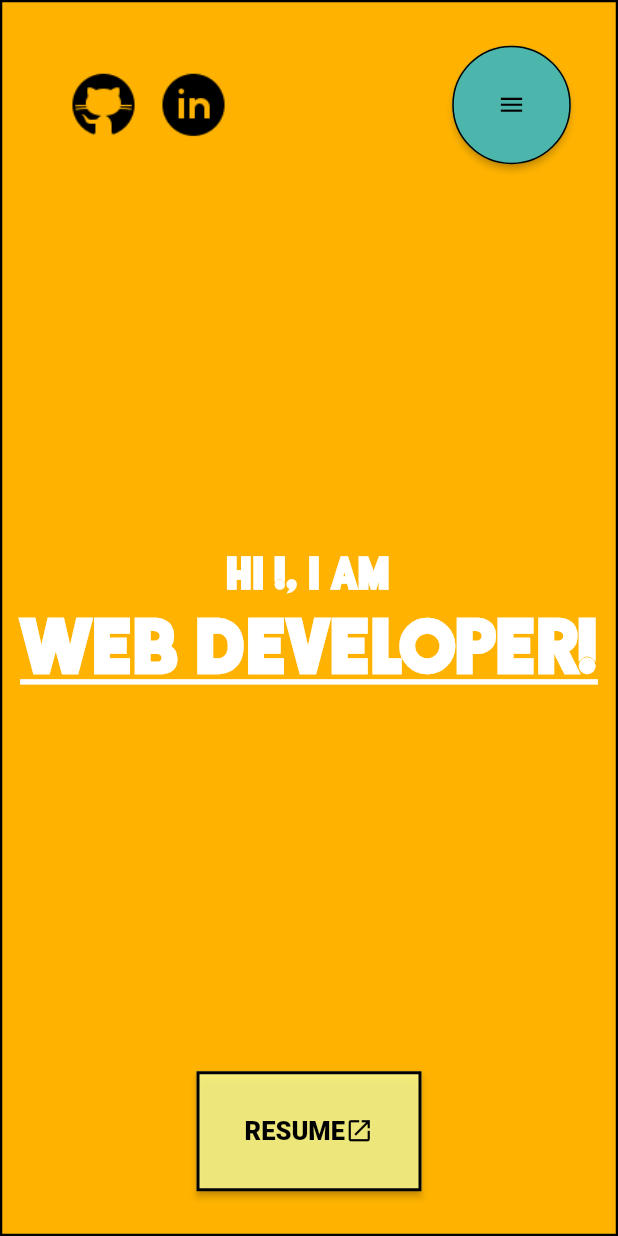
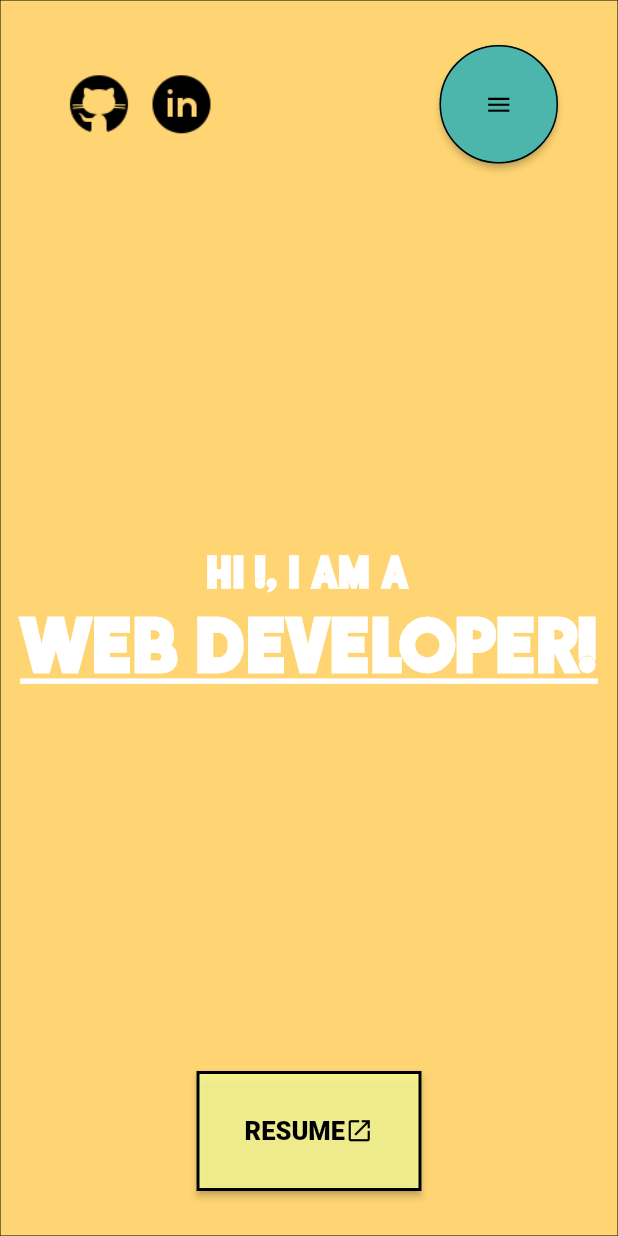
Before and after one commit to DXTkastb/portfolio, a Flutter app: the screen it shows after launch, on a phone screen of 412 x 824 dp. Run offline on Flutter 3.47's test engine with Material 2 defaults, Android fonts, the phone set to English and light mode, and no system bars; missing offline and left inert: universal_html.

Commit message:
updated homeScreen page

```diff
--- a/lib/homescreen/ColumnChildren.dart
+++ b/lib/homescreen/ColumnChildren.dart
@@ -5,88 +5,64 @@ import 'package:portfolio/buttons/resumebutton.dart';
 import 'package:portfolio/homescreen/TabLinks.dart';
 
 class ColumnChildren extends StatelessWidget {
-  double width;
-  final bool ismob;
+  BoxConstraints constraints;
+  final bool ismobile;
 
-  void Function()? nothing(){
+  void Function()? nothing() {}
 
-  }
-  ColumnChildren(this.width,this.ismob);
+  ColumnChildren(this.constraints, this.ismobile);
 
   @override
   Widget build(BuildContext context) {
     // TODO: implement build
     return Column(
+      mainAxisAlignment: MainAxisAlignment.spaceBetween,
       children: [
-        Flexible(
-          fit: FlexFit.tight,
-          flex: 1,
-          child: Container(
-
-            alignment: Alignment.centerRight,
-            height: double.infinity,
-            width: double.infinity,
-            child:  TabLinks(ismob),
+        Container(
+          alignment: Alignment.center,
+          padding:
+              const EdgeInsets.only(top: 30, bottom: 0, left: 40, right: 40),
+          child: TabLinks(ismobile),
         ),
-        ),
-        Flexible(
-          fit: FlexFit.tight,
-          flex: 4,
-          child: Container(
+        Container(
+            height: 300,
             alignment: Alignment.center,
             child: RichText(
-
               text: TextSpan(
                 children: [
                   TextSpan(
-
-                    text: 'Hi !, I am ',
+                    text: 'Hi !, I am a ',
                     style: TextStyle(
-
                       decoration: TextDecoration.none,
                       fontWeight: FontWeight.bold,
-                        fontSize: (ismob)?30:(width * 0.038),
-                        color:Colors.white,
+                      fontSize:
+                          (ismobile) ? 30 : (constraints.maxWidth * 0.038),
+                      color: Colors.white,
                       // const Color.fromRGBO(34, 87, 126, 1.0),
-                        fontFamily: 'disp',),
-
-
+                      fontFamily: 'disp',
                     ),
-                  (ismob)?const TextSpan(text: '\n'):const TextSpan(text: ''),
-
+                  ),
+                  (ismobile)
+                      ? const TextSpan(text: '\n')
+                      : const TextSpan(text: ''),
                   TextSpan(
                     text: 'Web Developer!',
                     style: TextStyle(
                       fontFamily: 'disp',
                       decoration: TextDecoration.underline,
-
                       fontWeight: FontWeight.bold,
-                        fontSize: (ismob)?50:(width * 0.060),
-
-
+                      fontSize:
+                          (ismobile) ? 50 : (constraints.maxWidth * 0.060),
                     ),
                   ),
                 ],
-              )
-
-
-              ,
+              ),
               textAlign: TextAlign.center,
-              )
-              ),
-        ),
-        Flexible(
-          fit: FlexFit.tight,
-          flex: 1,
-          child: Container(
-
-            alignment: Alignment.center,
-            child: TextButton(
-              onPressed: () {},
-              child:  ResumeButton("RESUME",true,Colors.black,const Color.fromRGBO(
-                  250, 255, 152, 1.0),nothing),
-            ),
-          ),
+            )),
+        Padding(
+          padding: const EdgeInsets.only(bottom: 30),
+          child: ResumeButton("RESUME", true, Colors.black,
+              const Color.fromRGBO(250, 255, 152, 1.0), nothing),
         ),
       ],
     );
--- a/lib/homescreen/TabLinks.dart
+++ b/lib/homescreen/TabLinks.dart
@@ -17,23 +17,14 @@ class TabLinks extends StatelessWidget {
   Widget build(BuildContext context) {
     // TODO: implement buildr
     return Row(
-      mainAxisAlignment: MainAxisAlignment.spaceEvenly,
+mainAxisAlignment: MainAxisAlignment.spaceBetween,
       children: [
-        Expanded(
-            flex: 1,
-            child: Container(
-
-
-              alignment: Alignment.centerLeft,
-              child: Container(
+        Container(
+          height: 52,
           decoration: BoxDecoration(
-                  color: (ismob)?Colors.transparent:Colors.white,
+            color: (ismob) ? Colors.transparent : Colors.white,
             borderRadius: BorderRadius.circular(60),
           ),
-                margin: const EdgeInsets.only(
-                    left: 40),
-
-                width: 115,
           child: Row(
             children: [
               Tooltip(
@@ -49,15 +40,14 @@ class TabLinks extends StatelessWidget {
                           left: 5, right: 5, top: 5, bottom: 5),
                       child: Image(
                         image: AssetImage('images/github.png'),
-                              height: 45,
-                              width: 45,
+
                       ),
                     ),
                   ),
                 ),
               ),
               const SizedBox(
-                      width: 5,
+                width: 3,
               ),
               Tooltip(
                 message: 'Linkedin',
@@ -73,8 +63,7 @@ class TabLinks extends StatelessWidget {
                           left: 5, right: 5, top: 5, bottom: 5),
                       child: Image(
                         image: AssetImage('images/link.png'),
-                              height: 45,
-                              width: 45,
+
                       ),
                     ),
                   ),
@@ -83,60 +72,34 @@ class TabLinks extends StatelessWidget {
             ],
           ),
         ),
-            )),
         // Expanded(child: Container(),flex: ,),
+
         (ismob)
-            ?  Container(
-
-
-          margin: const EdgeInsets.only(
-          right: 30, ),
-
-              child: Material(
+            ? Material(
               color: Colors.transparent,
               child: LinkMenu(),
-                  ),
             )
+            : SizedBox(
 
-            : Expanded(
-                flex: 3,
-                child: Container(
+              width: 600,
+              child: Row(
 
-                  alignment: Alignment.centerRight,
-                  child: SizedBox(
-                    width: 870,
-                    child: Row(
-                      mainAxisAlignment: MainAxisAlignment.end,
+                mainAxisAlignment: MainAxisAlignment.spaceBetween,
                 children: [
-                        Padding(
-                          padding: const EdgeInsets.all(20),
-                          child: BarButtons(
+                  BarButtons(
                       'PROJECTS', Colors.teal.shade300, 'project'),
-                        ),
-                        Padding(
-                            padding: const EdgeInsets.all(20),
-                            child: BarButtons(
-                                'STACK', Colors.teal.shade300, 'stack')),
-                        Padding(
-                          padding: const EdgeInsets.all(20),
-                          child: BarButtons(
+                  BarButtons(
+                      'STACK', Colors.teal.shade300, 'stack'),
+                  BarButtons(
                       'SKILLS', Colors.teal.shade300, 'skill'),
-                        ),
-                        Padding(
-                            padding: const EdgeInsets.all(20),
-                            child: BarButtons(
-                                'ABOUTME', Colors.teal.shade300, 'about me')),
-                        Padding(
-                            padding: const EdgeInsets.all(20),
-                            child: BarButtons(
-                                'CONTACT', Colors.teal.shade300, 'contact')),
-                        const SizedBox(
-                          width: 20,
-                        )
+                  BarButtons(
+                      'ABOUTME', Colors.teal.shade300, 'about me'),
+                  BarButtons(
+                      'CONTACT', Colors.teal.shade300, 'contact'),
+
                 ],
               ),
             ),
-                )),
       ],
     );
   }
--- a/lib/homescreen/homescreen.dart
+++ b/lib/homescreen/homescreen.dart
@@ -1,40 +1,28 @@
 import 'package:flutter/material.dart';
 import 'package:portfolio/homescreen/ColumnChildren.dart';
-import 'package:portfolio/displaysize.dart';
+
 class HomeScreenBlock extends StatelessWidget {
-
   @override
   Widget build(BuildContext context) {
-
     return LayoutBuilder(builder: (context, constraint) {
-
-      var ismob=true;
-      if (constraint.maxHeight > 750 && constraint.maxWidth > 1110)
-        ismob=false;
-        return MainContainer(constraint.maxHeight, constraint.maxWidth,ismob);
-
+      bool isMobile = constraint.maxWidth < 1100;
+      return SingleChildScrollView(
+        child: Container(
+          constraints: BoxConstraints(
+              minHeight: constraint.maxHeight - ((!isMobile) ? 160 : 0)),
+          decoration: BoxDecoration(
+            borderRadius: BorderRadius.circular((isMobile) ? 0 : 8),
+            border: Border.all(
+              color: Colors.black,
+              width: (isMobile) ? 0 : 5.0,
+            ),
+            color: Colors.amber.shade600.withOpacity(0.55),
+          ),
+          margin:
+              (isMobile) ? const EdgeInsets.all(0) : const EdgeInsets.all(80),
+          child: ColumnChildren(constraint, isMobile),
+        ),
+      );
     });
   }
 }
-
-class MainContainer extends StatelessWidget {
-  final double height;
-  final double width;
-final bool constraints;
-  const MainContainer(this.height, this.width, this.constraints);
-
-  @override
-  Widget build(BuildContext context) {
-    // TODO: implement build
-    return Container(
-      decoration: BoxDecoration(
-        border: Border.all(color: Colors.black, width: 1.5),
-        color:
-          Colors.amber.shade600,
-      ),
-      constraints: BoxConstraints(minHeight: height),
-      margin: (constraints)?const EdgeInsets.all(0): EdgeInsets.all((DisplaySize.width_screen*0.040)),
-      child: ColumnChildren(width,constraints),
-    );
-  }
-}
```
Lines whose indentation alone changed are shown as unchanged.
